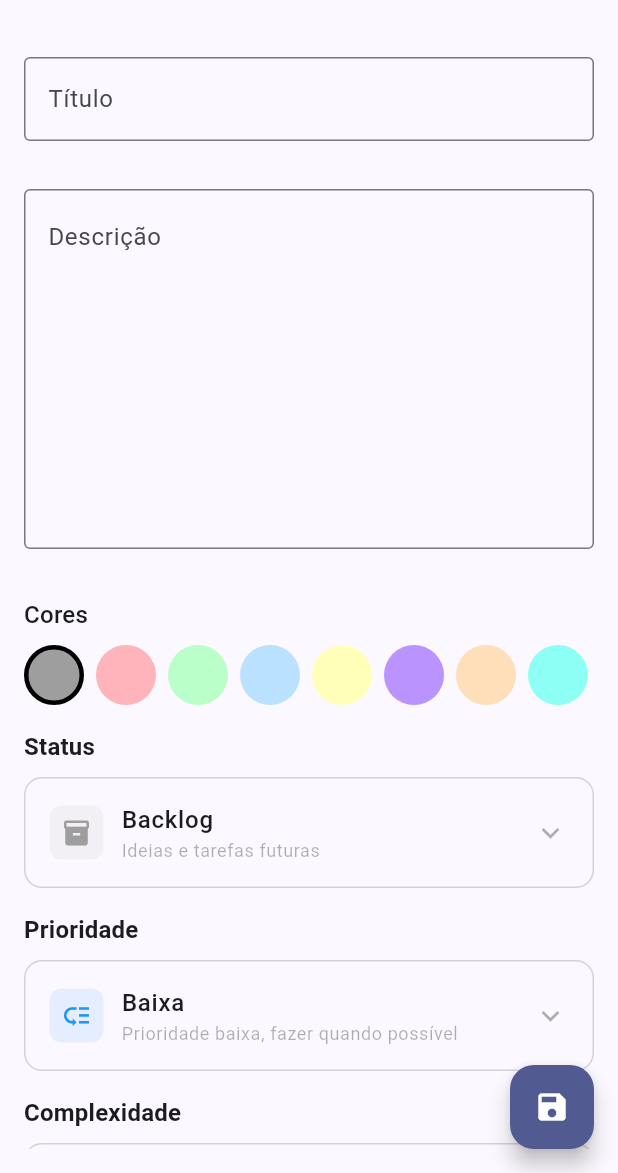
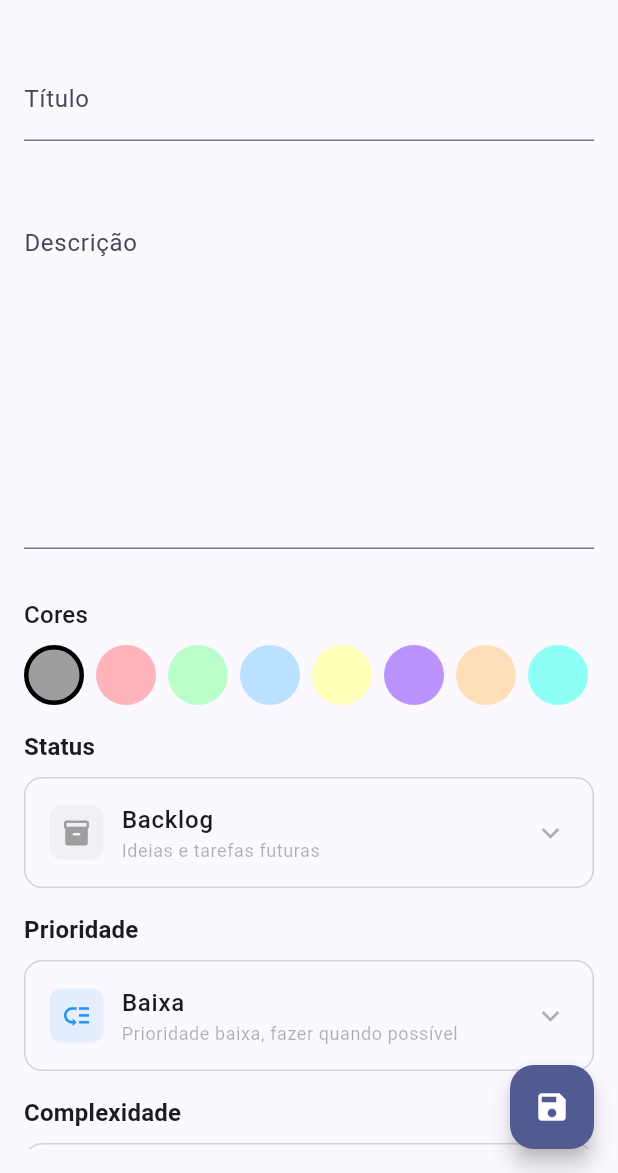
Before and after one commit to igorsantos314/flutter-ikanban-app, a Flutter app: the screen it shows after launch, after a tap on the "add" icon, on a phone screen of 412 x 824 dp, the part 63-1236 px from its top. Run offline on Flutter 3.47's test engine with Material 3 defaults, Android fonts, the phone set to English and light mode, and no system bars; our stand-ins replace drift, equatable, flutter_bloc, freezed_annotation, get_it, go_router; accounts and stored records are empty; generated files the repository leaves out were written again.

Commit message:
Add LogoWithTitleWidget for app bar branding
- Implemented a new stateless widget that displays a logo and title in a row.
- The widget includes an image asset for the logo and a text widget for the title "iKanban".
- This widget can be used in the app bar to enhance branding and user interface.

```diff
--- /dev/null
+++ b/lib/core/ui/widgets/appbar/logo_with_title_widget.dart
@@ -0,0 +1,22 @@
+import 'package:flutter/material.dart';
+
+class LogoWithTitleWidget extends StatelessWidget {
+  const LogoWithTitleWidget({super.key});
+
+
+  @override
+  Widget build(BuildContext context) {
+    return Row(
+      children: [
+        const Image(
+          width: 64,
+          height: 64,
+          image: AssetImage('assets/images/logo.png')),
+        Text(
+          "iKanban",
+          style: const TextStyle(fontSize: 20, fontWeight: FontWeight.bold),
+        ),
+      ],
+    );
+  }
+}
--- a/lib/core/ui/widgets/bloc_text_field.dart
+++ b/lib/core/ui/widgets/bloc_text_field.dart
@@ -85,7 +85,6 @@ class BlocTextField<C extends StateStreamable<S>, S> extends StatelessWidget {
                 onEditingComplete: onEditingComplete,
                 decoration: InputDecoration(
                   labelText: label,
-                  border: const OutlineInputBorder(),
                   errorText: errorText,
                 ),
                 onChanged: onChanged,
--- a/lib/core/ui/widgets/multi_line_bloc_text_field.dart
+++ b/lib/core/ui/widgets/multi_line_bloc_text_field.dart
@@ -91,7 +91,6 @@ class MultilineBlocTextField<C extends StateStreamable<S>, S> extends StatelessW
                 onEditingComplete: onEditingComplete,
                 decoration: InputDecoration(
                   labelText: label,
-                  border: const OutlineInputBorder(),
                   errorText: errorText,
                   alignLabelWithHint: true,
                 ),
--- a/lib/features/task/presentation/bloc/form/task_form_state.dart
+++ b/lib/features/task/presentation/bloc/form/task_form_state.dart
@@ -1,4 +1,3 @@
-import 'package:flutter/rendering.dart';
 import 'package:flutter_ikanban_app/core/utils/messages.dart';
 import 'package:flutter_ikanban_app/features/task/domain/enums/task_complexity_.dart';
 import 'package:flutter_ikanban_app/features/task/domain/enums/task_priority.dart';
--- a/lib/features/task/presentation/pages/task_create_page.dart
+++ b/lib/features/task/presentation/pages/task_create_page.dart
@@ -1,7 +1,6 @@
 import 'package:flutter/material.dart';
 import 'package:flutter_bloc/flutter_bloc.dart';
 import 'package:flutter_ikanban_app/core/di/app_locator.dart';
-import 'package:flutter_ikanban_app/core/ui/modals/loading_modal.dart';
 import 'package:flutter_ikanban_app/core/ui/widgets/snackbars.dart';
 import 'package:flutter_ikanban_app/features/task/presentation/bloc/form/task_form_bloc.dart';
 import 'package:flutter_ikanban_app/features/task/presentation/bloc/form/task_form_state.dart';
@@ -55,13 +54,6 @@ class TaskCreatePageContent extends StatelessWidget {
             }
           },
         ),
-        BlocListener<TaskFormBloc, TaskFormState>(
-          listenWhen: (previous, current) =>
-              previous.isLoading != current.isLoading,
-          listener: (context, state) {
-            LoadingModal.displayLoading(context, isShow: state.isLoading);
-          },
-        ),
       ],
       child: const TaskFormPage(title: 'Criar nova tarefa', isEditMode: false),
     );
--- a/lib/features/task/presentation/pages/task_list_page.dart
+++ b/lib/features/task/presentation/pages/task_list_page.dart
@@ -2,6 +2,7 @@ import 'package:flutter/material.dart';
 import 'package:flutter_bloc/flutter_bloc.dart';
 import 'package:flutter_ikanban_app/core/di/app_locator.dart';
 import 'package:flutter_ikanban_app/core/navigation/app_navigation.dart';
+import 'package:flutter_ikanban_app/core/ui/widgets/appbar/logo_with_title_widget.dart';
 import 'package:flutter_ikanban_app/core/ui/widgets/snackbars.dart';
 import 'package:flutter_ikanban_app/features/task/presentation/bloc/list/task_list_bloc.dart';
 import 'package:flutter_ikanban_app/features/task/presentation/bloc/list/task_list_state.dart';
@@ -90,11 +91,7 @@ class _TaskListPageContentState extends State<TaskListPageContent>
       ],
       child: Scaffold(
         appBar: AppBar(
-          leading: Icon(
-            size: 32,
-            Icons.checklist
-          ),
-          title: const Text('OnMyBox - Tarefas'),
+          title: LogoWithTitleWidget(),
           actions: [
             IconButton(
               iconSize: 32,
@@ -162,22 +159,13 @@ class _TaskListPageContentState extends State<TaskListPageContent>
                           Text(
                             state.searchQuery.isNotEmpty
                                 ? 'Nenhuma tarefa encontrada para "${state.searchQuery}"'
-                                : 'Nenhuma tarefa encontrada',
+                                : 'Você ainda não registrou nenhuma tarefa',
                             style: TextStyle(
                               fontSize: 16,
                               color: theme.colorScheme.onSurface,
                             ),
+                            maxLines: 2,
                             textAlign: TextAlign.center,
-                          ),
-                          const SizedBox(height: 16),
-                          ElevatedButton.icon(
-                            onPressed: () {
-                              context.read<TaskListBloc>().add(
-                                const RefreshTasksEvent(),
-                              );
-                            },
-                            icon: const Icon(Icons.refresh),
-                            label: const Text('Atualizar'),
                           ),
                         ],
                       ),
--- a/lib/features/task/presentation/widgets/task_form_page.dart
+++ b/lib/features/task/presentation/widgets/task_form_page.dart
@@ -80,6 +80,12 @@ class _TaskFormPageState extends State<TaskFormPage>
         listener: (context, state) {},
         child: BlocBuilder<TaskFormBloc, TaskFormState>(
           builder: (context, state) {
+            if (state.isLoading) {
+              return const Center(
+                child: CircularProgressIndicator(),
+              );
+            }
+
             return Padding(
               padding: const EdgeInsets.all(16.0),
               child: SingleChildScrollView(
--- a/pubspec.yaml
+++ b/pubspec.yaml
@@ -37,3 +37,7 @@ dev_dependencies:
 
 flutter:
   uses-material-design: true
+
+  assets:
+  - assets/
+  - assets/images/
```
Also changed, not shown: lib/features/task/presentation/widgets/task_item_list.dart (+52 -14 lines), assets/images/logo.png (added).
